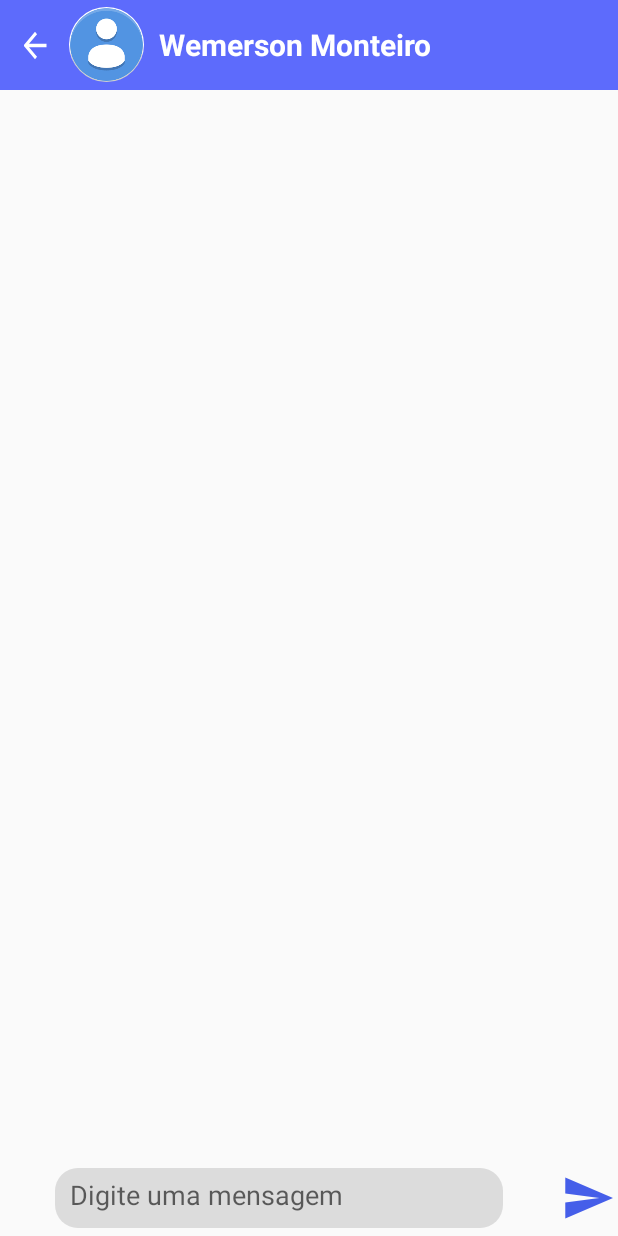
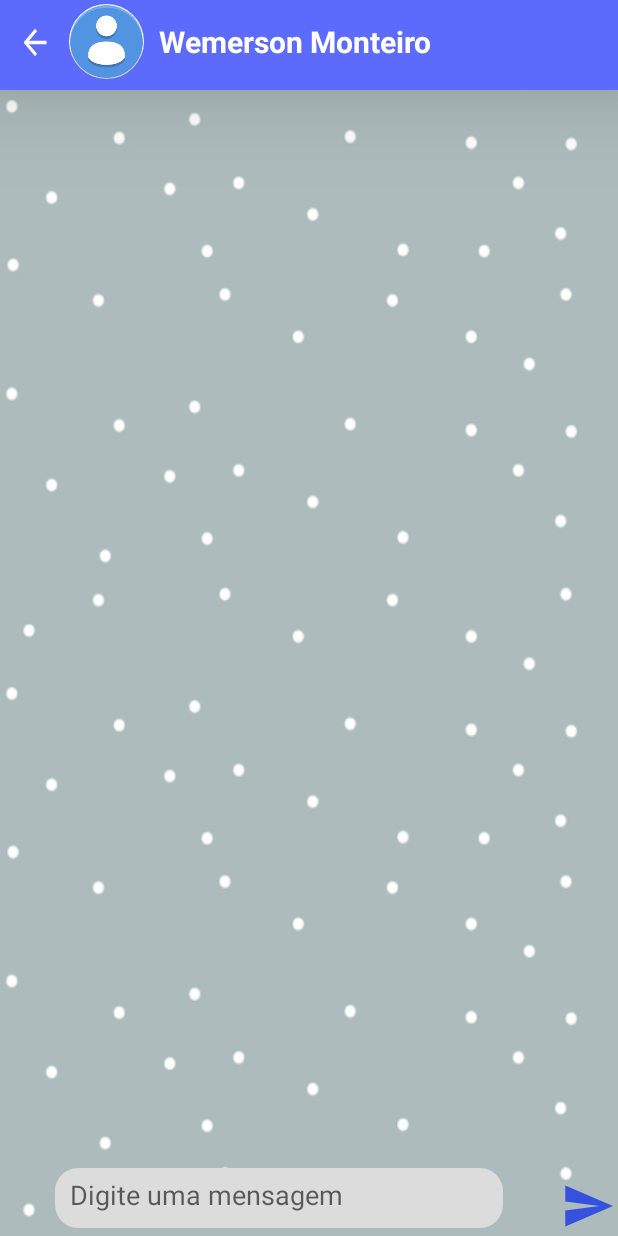
Before and after one commit to WemersonDamasceno/ChatFriends, an Android app: the TrocaMensagensActivity screen opened directly, with no data from a screen before it, on a phone screen of 412 x 824 dp. Run offline under Robolectric (Android 15) with nearby library versions, the light colour scheme and no system bars; our stand-ins replace CircleImageView, Firebase (no records; nobody signed in at launch, a user with empty details on screens opened directly), Picasso; pictures from the network do not load.

Commit message:
Resolvendo bugs

```diff
--- a/app/src/main/res/layout/activity_troca_mensagens.xml
+++ b/app/src/main/res/layout/activity_troca_mensagens.xml
@@ -4,14 +4,16 @@
     xmlns:tools="http://schemas.android.com/tools"
     android:layout_width="match_parent"
     android:layout_height="match_parent"
-    tools:context=".view.TrocaMensagensActivity">
+    tools:context=".view.TrocaMensagensActivity"
+    android:background="@drawable/fundomsg">
 
 
     <androidx.appcompat.widget.Toolbar
         android:id="@+id/tollbarPagInicial"
         android:layout_width="match_parent"
         android:layout_height="60dp"
-
+        android:gravity="top"
+        android:elevation="40dp"
         android:background="@color/colorPrimary"
         app:layout_constraintTop_toTopOf="parent">
 
@@ -57,6 +59,7 @@
         android:id="@+id/rvMensagens"
         android:layout_width="match_parent"
         android:layout_height="wrap_content"
+        android:layout_marginTop="45dp"
         android:layout_below="@+id/tollbarPagInicial"
         app:layout_constraintBottom_toTopOf="@+id/etMensagem"
         app:layout_constraintEnd_toEndOf="parent"
@@ -84,6 +87,7 @@
         android:layout_width="40dp"
         android:layout_height="40dp"
         android:src="@drawable/ic_send"
+        android:layout_marginTop="10dp"
         android:layout_marginBottom="5dp"
         app:layout_constraintBottom_toBottomOf="parent"
         app:layout_constraintEnd_toEndOf="parent"
```
Also changed, not shown: app/src/main/java/com/example/chatfriends/view/TrocaMensagensActivity.java (+11 -4 lines), app/src/main/res/drawable/fundomsg.jpg (added), app/src/main/res/drawable/fundomsgzap.jpg (added).
